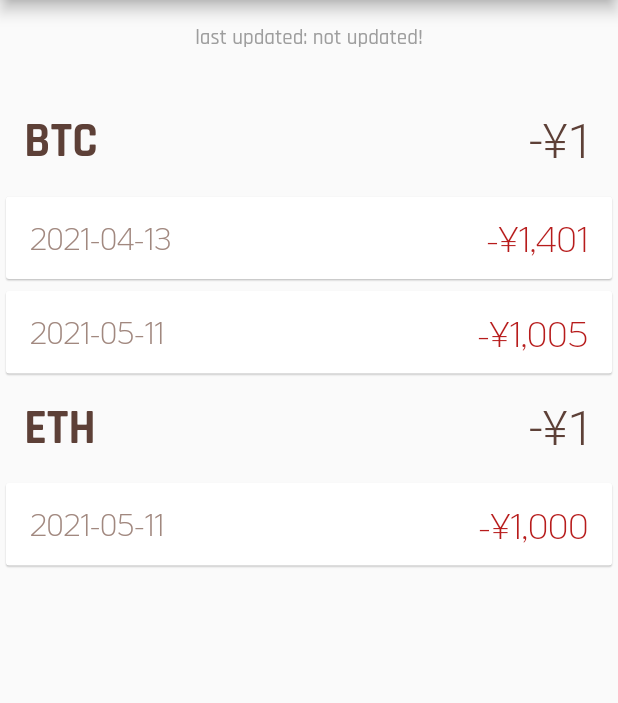
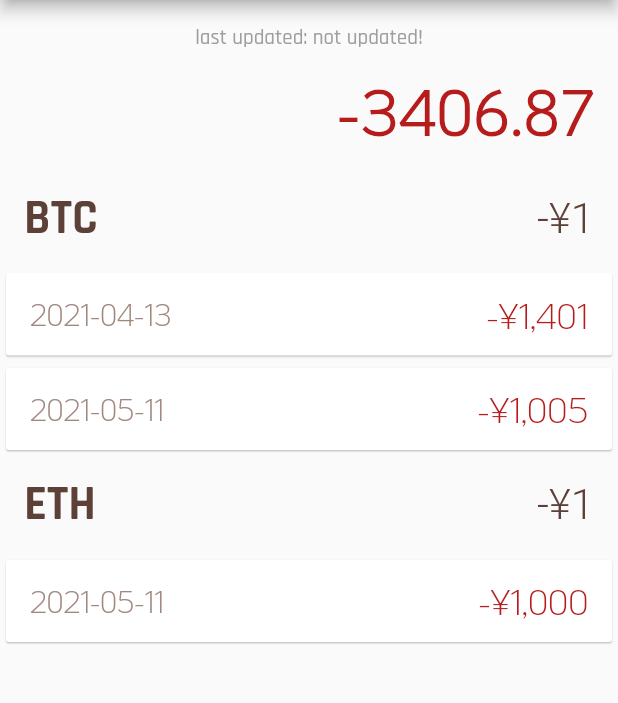
Before and after one commit to calbert1209/guldfasan, a Flutter app: the screen it shows after launch, on a phone screen of 412 x 824 dp, the part 84-787 px from its top. Run offline on Flutter 3.47's test engine with Material 2 defaults, Android fonts, the phone set to English and light mode, and no system bars; our stand-ins replace sqflite; accounts and stored records are empty; Roboto replaces fonts that are missing (KoBo).

Commit message:
add total profit header

```diff
--- a/lib/pages/postion_details_page.dart
+++ b/lib/pages/postion_details_page.dart
@@ -1,5 +1,6 @@
 import 'package:flutter/material.dart';
 import 'package:guldfasan/models/position.dart';
+import 'package:guldfasan/widgets/position_collection_display.dart';
 import 'package:intl/intl.dart';
 
 final String Function(dynamic number) _formatDecimalCurrency =
@@ -230,8 +231,7 @@
               fontFamily: family,
               fontSize: size,
               fontWeight: FontWeight.w500,
-              color:
-                  totalProfit > 0 ? Colors.green.shade300 : Colors.red.shade900,
+              color: colorForSign(totalProfit),
             ),
           ),
         ),
--- a/lib/widgets/home_page.dart
+++ b/lib/widgets/home_page.dart
@@ -1,5 +1,3 @@
-import 'dart:isolate';
-
 import 'package:flutter/material.dart';
 import 'package:guldfasan/app_state.dart';
 import 'package:guldfasan/models/position.dart';
--- a/lib/widgets/portfolio.dart
+++ b/lib/widgets/portfolio.dart
@@ -30,7 +30,7 @@
         return Column(
           children: [
             Padding(
-              padding: const EdgeInsets.all(16.0),
+              padding: const EdgeInsets.only(top: 16.0),
               child: Text(
                 'last updated: $timestamp',
                 style: TextStyle(
@@ -47,6 +47,56 @@
   }
 }
 
+double reduceCollectionProfit(PositionCollection collection, int price) {
+  return collection.positions.fold<double>(0, (prev, position) {
+    final purchaseValue = position.units * position.price;
+    final currentValue = position.units * price;
+    return prev + currentValue - purchaseValue;
+  });
+}
+
+double reduceTotalProfit(
+  Iterable<PositionCollection> portfolio,
+  Map<String, int> prices,
+) {
+  var total = 0.0;
+  for (var collection in portfolio) {
+    final currentPrice = prices[collection.symbol]!;
+    final profit = reduceCollectionProfit(collection, currentPrice);
+    total += profit;
+  }
+  return total;
+}
+
+class TotalProfit extends StatelessWidget {
+  TotalProfit({required portfolio, required prices})
+      : totalProfit = reduceTotalProfit(portfolio, prices);
+
+  final double totalProfit;
+
+  @override
+  Widget build(BuildContext context) {
+    var color = colorForSign(totalProfit);
+    return Padding(
+      padding: PositionCollectionInsets,
+      child: Row(
+        mainAxisAlignment: MainAxisAlignment.end,
+        children: [
+          Text(
+            totalProfit.toStringAsFixed(2),
+            style: TextStyle(
+              fontFamily: 'KoHo',
+              fontSize: 42,
+              fontWeight: FontWeight.w700,
+              color: color,
+            ),
+          ),
+        ],
+      ),
+    );
+  }
+}
+
 class Portfolio extends StatelessWidget {
   Portfolio(this._portfolio, this._prices);
 
@@ -55,18 +105,21 @@
 
   @override
   Widget build(BuildContext context) {
-    return Padding(
-      padding: const EdgeInsets.only(top: 12.0),
-      child: Column(
-        mainAxisAlignment: MainAxisAlignment.start,
-        crossAxisAlignment: CrossAxisAlignment.center,
-        children: _portfolio.map((collection) {
+    return Column(
+      mainAxisAlignment: MainAxisAlignment.start,
+      crossAxisAlignment: CrossAxisAlignment.center,
+      children: [
+        TotalProfit(
+          portfolio: _portfolio,
+          prices: _prices,
+        ),
+        ..._portfolio.map((collection) {
           return PositionCollectionDisplay(
             collection: collection,
             currentPrice: _prices[collection.symbol]!.toDouble(),
           );
         }).toList(),
-      ),
+      ],
     );
   }
 }
--- a/lib/widgets/position_collection_display.dart
+++ b/lib/widgets/position_collection_display.dart
@@ -3,12 +3,22 @@
 import 'package:guldfasan/pages/postion_details_page.dart';
 import 'package:intl/intl.dart';
 
-const _positionCollectionInsets = EdgeInsets.fromLTRB(16.0, 12.0, 16.0, 12.0);
+const PositionCollectionInsets = EdgeInsets.fromLTRB(16.0, 12.0, 16.0, 12.0);
 final String Function(dynamic number) _formatCurrency =
     NumberFormat.simpleCurrency(
   locale: "en-US",
   name: "JPY",
 ).format;
+
+Color colorForSign(num value) {
+  if (value < 0) {
+    return Colors.red.shade900;
+  } else if (value > 0) {
+    return Colors.green.shade300;
+  } else {
+    return Colors.brown.shade700;
+  }
+}
 
 class PositionCollectionDisplay extends StatelessWidget {
   PositionCollectionDisplay(
@@ -48,7 +58,7 @@
   @override
   Widget build(BuildContext context) {
     return Container(
-      padding: _positionCollectionInsets,
+      padding: PositionCollectionInsets,
       child: Row(
         mainAxisAlignment: MainAxisAlignment.spaceBetween,
         children: [
@@ -66,7 +76,7 @@
             style: TextStyle(
               fontFamily: 'KoBo',
               fontWeight: FontWeight.w300,
-              fontSize: 32,
+              fontSize: 28,
               color: _color,
             ),
           ),
@@ -90,12 +100,7 @@
 
   @override
   Widget build(BuildContext context) {
-    var diffColor = Colors.brown.shade700;
-    if (diff < 0) {
-      diffColor = Colors.red.shade900;
-    } else if (diff > 0) {
-      diffColor = Colors.green.shade300;
-    }
+    var diffColor = colorForSign(diff);
     return Card(
       shape: RoundedRectangleBorder(
         borderRadius: BorderRadius.all(
@@ -118,7 +123,7 @@
           ).then((data) => print(data?.toMap().toString()));
         },
         child: Padding(
-          padding: _positionCollectionInsets,
+          padding: PositionCollectionInsets,
           child: Column(
             children: [
               Row(
```
